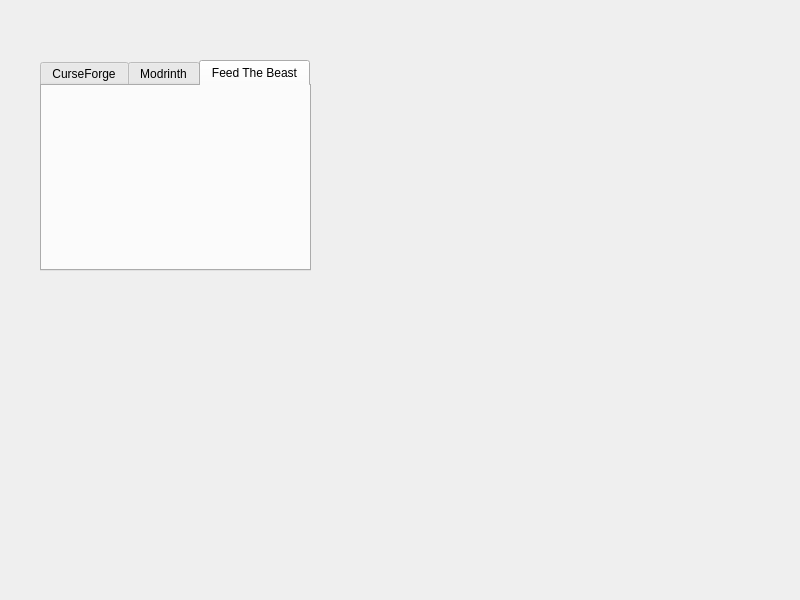
Before: the Qt Designer form src/GUI/design.ui in Advik-B/CMPDL, drawn with Qt 5.
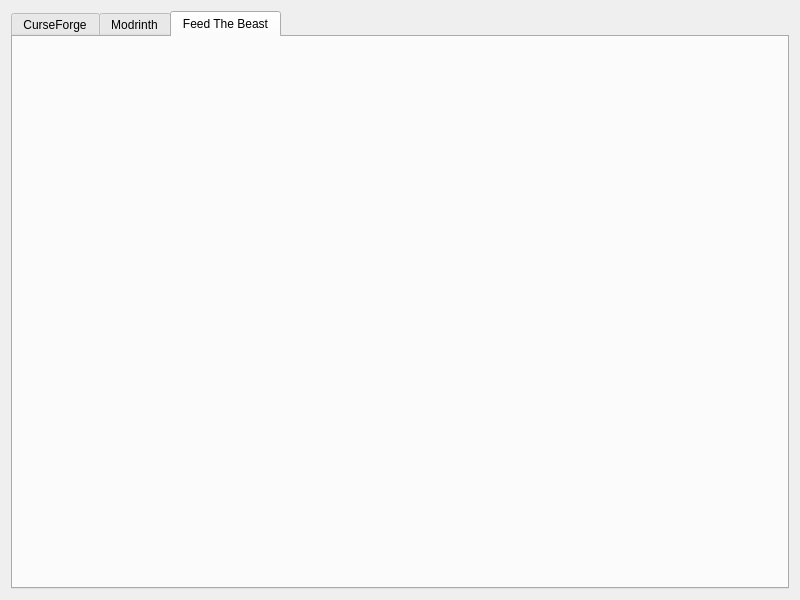
After: the same form once the commit is applied.

```diff
--- a/src/GUI/design.ui
+++ b/src/GUI/design.ui
@@ -13,15 +13,9 @@
   <property name="windowTitle">
    <string>Widget</string>
   </property>
+  <layout class="QGridLayout" name="gridLayout">
+   <item row="0" column="0">
   <widget class="QTabWidget" name="tabWidget">
-   <property name="geometry">
-    <rect>
-     <x>40</x>
-     <y>60</y>
-     <width>271</width>
-     <height>211</height>
-    </rect>
-   </property>
    <property name="currentIndex">
     <number>2</number>
    </property>
@@ -41,6 +35,8 @@
     </attribute>
    </widget>
   </widget>
+   </item>
+  </layout>
  </widget>
  <resources/>
  <connections/>
```
Lines whose indentation alone changed are shown as unchanged.
